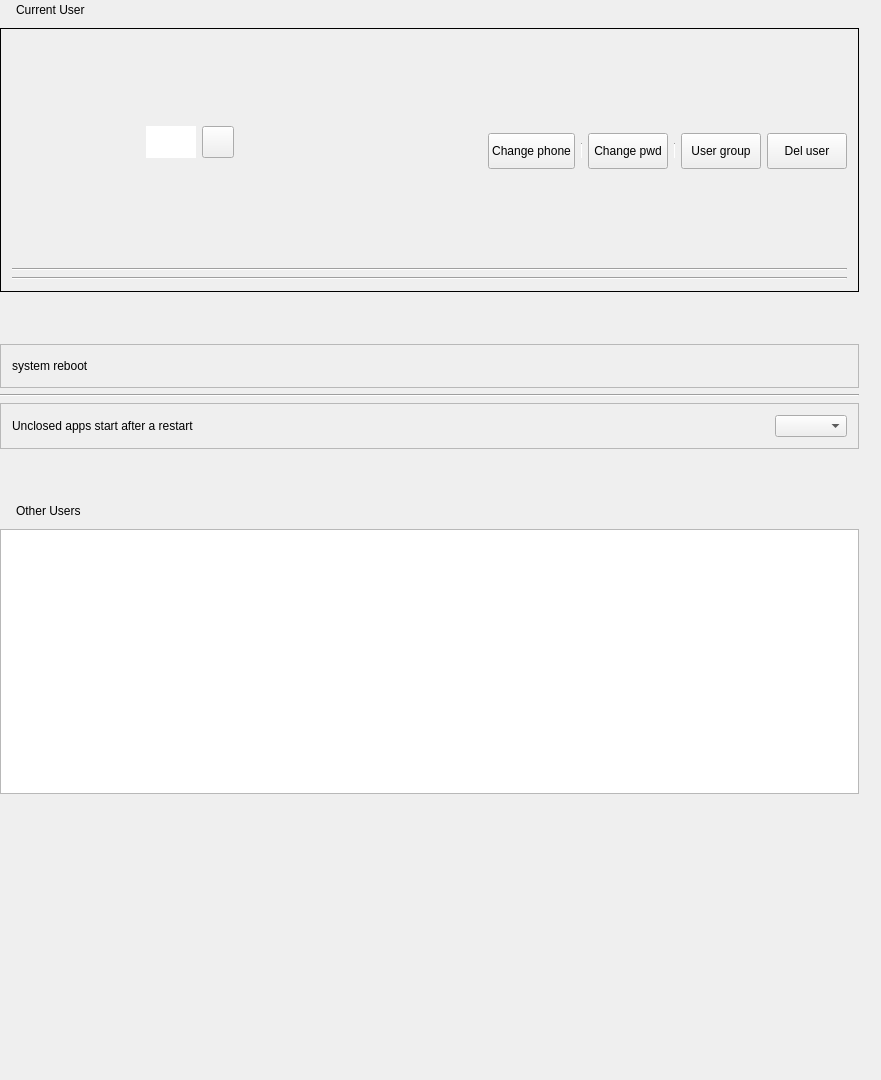
Qt form plugins/account/userinfo/userinfo.ui (ukui/ukui-control-center) before a commit.
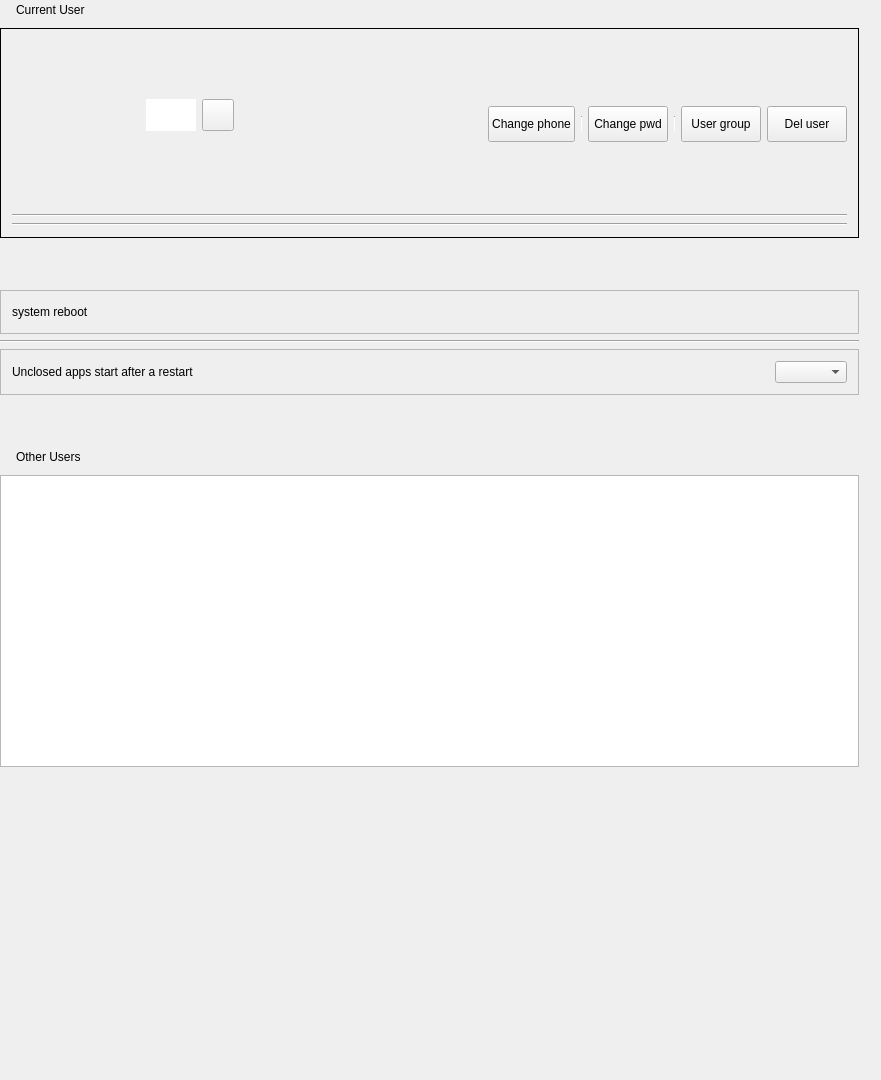
The same form after that commit.

Commit message:
fix(userinfo): change size of frame
Description: change the size of frame

Log: 修改frame高度固定

Patch:
```diff
--- a/plugins/account/userinfo/userinfo.ui
+++ b/plugins/account/userinfo/userinfo.ui
@@ -103,13 +103,13 @@
           <property name="minimumSize">
            <size>
             <width>0</width>
-            <height>0</height>
+            <height>210</height>
            </size>
           </property>
           <property name="maximumSize">
            <size>
             <width>16777215</width>
-            <height>16777215</height>
+            <height>210</height>
            </size>
           </property>
           <property name="frameShape">
@@ -154,7 +154,7 @@
                <property name="sizeHint" stdset="0">
                 <size>
                  <width>16</width>
-                 <height>10</height>
+                 <height>13</height>
                 </size>
                </property>
               </spacer>
@@ -178,7 +178,7 @@
                 </spacer>
                </item>
                <item>
-                <layout class="QHBoxLayout" name="horizontalLayout_9">
+                <layout class="QHBoxLayout" name="horizontalLayout_9" stretch="0,0,0">
                  <item>
                   <widget class="QLineEdit" name="userNameLabel">
                    <property name="minimumSize">
@@ -217,6 +217,19 @@
                    </property>
                   </widget>
                  </item>
+                 <item>
+                  <spacer name="horizontalSpacer_2">
+                   <property name="orientation">
+                    <enum>Qt::Horizontal</enum>
+                   </property>
+                   <property name="sizeHint" stdset="0">
+                    <size>
+                     <width>0</width>
+                     <height>20</height>
+                    </size>
+                   </property>
+                  </spacer>
+                 </item>
                 </layout>
                </item>
                <item>
```
